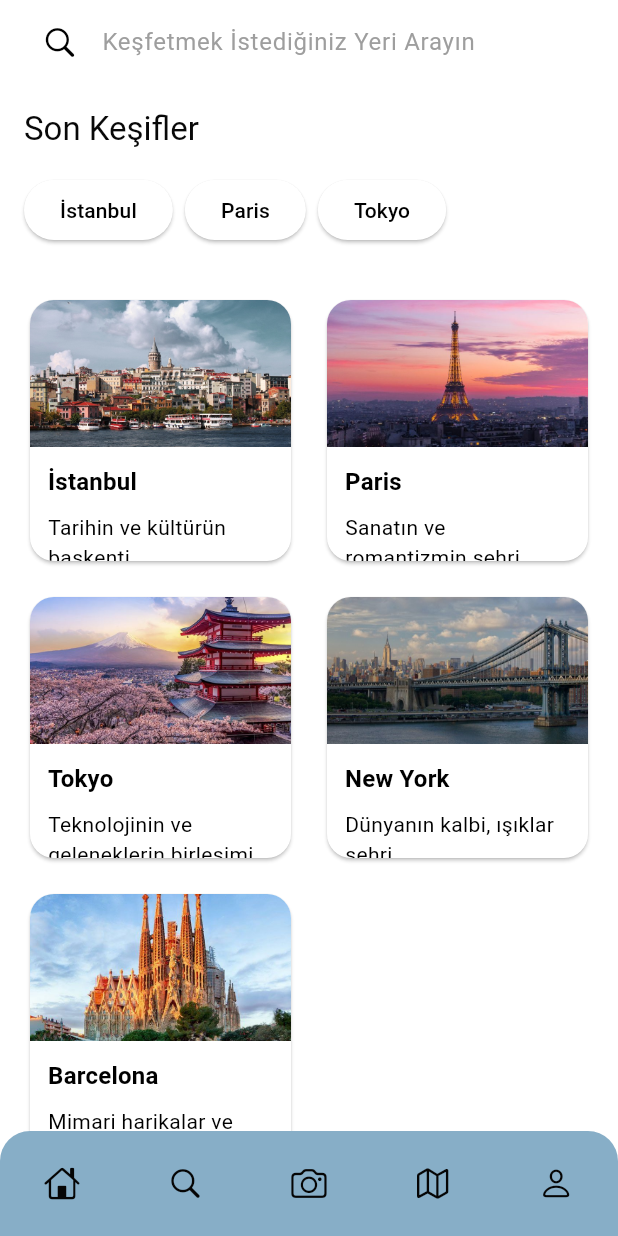
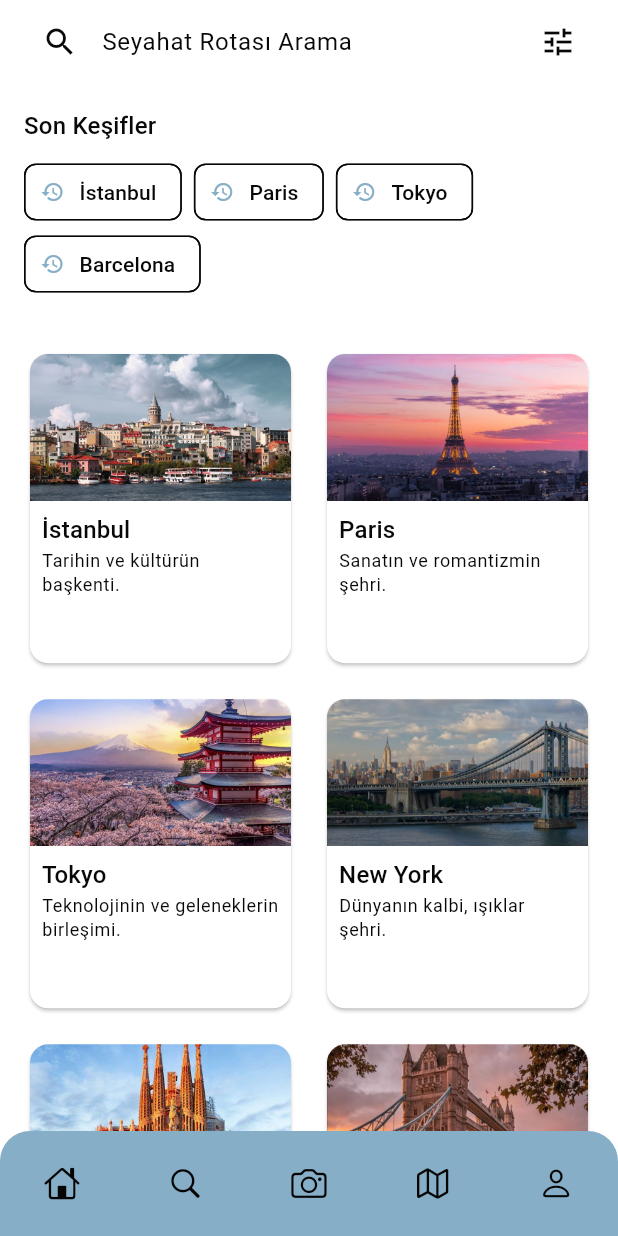
Before and after one commit to zeynepalptekin/WanderCompass, a Flutter app: the SearchScreen screen opened by its route, on a phone screen of 412 x 824 dp. Run offline on Flutter 3.47's test engine with Material 3 defaults, Android fonts, the phone set to English and light mode, and no system bars; our stand-ins replace go_router, google_fonts, lottie; missing offline and left inert: dotlottie_loader.

```diff
--- a/lib/core/routes.dart
+++ b/lib/core/routes.dart
@@ -66,7 +66,7 @@ final router = GoRouter(
         path: '/search',
         pageBuilder: (context, state) => NoTransitionPage<void>(
               key: state.pageKey,
-              child: const SearchScreen(),
+              child: SearchScreen(),
             )),
   ],
 );
--- a/lib/screens/search_screen.dart
+++ b/lib/screens/search_screen.dart
@@ -1,36 +1,70 @@
 import 'package:flutter/material.dart';
-import 'package:flutter/cupertino.dart'; // Cupertino ikonları için ekledik
-import 'package:go_router/go_router.dart'; // Sayfalar arası geçiş için GoRouter ekledik
-import '../widgets/bottom_menu.dart'; // Alt menü widget'ını import ettik
+
+import '../core/constants.dart';
+import '../core/themes.dart';
+import '../widgets/bottom_menu.dart';
 
 class SearchScreen extends StatelessWidget {
-  const SearchScreen({super.key});
+  SearchScreen({super.key});
+
+  final List<Map<String, String>> cards = [
+    {
+      'title': 'İstanbul',
+      'description': 'Tarihin ve kültürün başkenti.',
+      'imagePath': 'assets/images/istanbul.jpg', // Resim yolu
+    },
+    {
+      'title': 'Paris',
+      'description': 'Sanatın ve romantizmin şehri.',
+      'imagePath': 'assets/images/paris.jpg',
+    },
+    {
+      'title': 'Tokyo',
+      'description': 'Teknolojinin ve geleneklerin birleşimi.',
+      'imagePath': 'assets/images/tokyo.jpg',
+    },
+    {
+      'title': 'New York',
+      'description': 'Dünyanın kalbi, ışıklar şehri.',
+      'imagePath': 'assets/images/newyork.jpg',
+    },
+    {
+      'title': 'Barcelona',
+      'description': 'Mimari harikalar ve Akdeniz esintileri.',
+      'imagePath': 'assets/images/barcelona.jpg',
+    },
+    {
+      'title': 'Londra',
+      'description': 'Kraliyet tarihi ve modern kültürün birleşimi.',
+      'imagePath': 'assets/images/london.jpg',
+    },
+  ];
 
   @override
   Widget build(BuildContext context) {
     return Scaffold(
-      appBar: AppBar(
+      body: CustomScrollView(
+        slivers: [
+          SliverAppBar(
+            floating: true,
+            snap: true,
             title: TextField(
               decoration: InputDecoration(
-            hintText: "Keşfetmek İstediğiniz Yeri Arayın", // Arama metni
+                hintText: "Seyahat Rotası Arama",
                 filled: true,
-            fillColor: Theme.of(context).colorScheme.surfaceContainerHighest,
+                fillColor: Theme.of(context).colorScheme.surfaceVariant,
                 border: OutlineInputBorder(
                   borderRadius: BorderRadius.circular(50),
                   borderSide: BorderSide.none,
                 ),
-            prefixIcon: Icon(
-              CupertinoIcons.search, // Cupertino arama ikonu
-              color: Colors.black, // İkon rengi siyah
-            ),
-            hintStyle: TextStyle(color: Colors.grey), // Hint metni rengi gri
-          ),
-          style: TextStyle(color: Colors.black), // Yazılacak metin rengi siyah
+                prefixIcon: Icon(Icons.search),
+                suffixIcon: IconButton(
+                  icon: Icon(Icons.tune),
+                  onPressed: () {},
                 ),
               ),
-      body: CustomScrollView(
-        slivers: [
-          // Son Keşifler kısmı
+            ),
+          ),
           SliverToBoxAdapter(
             child: Padding(
               padding: EdgeInsets.all(16),
@@ -38,40 +72,32 @@ class SearchScreen extends StatelessWidget {
                 crossAxisAlignment: CrossAxisAlignment.start,
                 children: [
                   Text(
-                    "Son Keşifler", // Başlık
-                    style: Theme.of(context).textTheme.titleLarge?.copyWith(
-                        color: Theme.of(context).colorScheme.onSurface),
+                    "Son Keşifler",
+                    style: Theme.of(context).textTheme.titleMedium,
                   ),
-                  SizedBox(height: 16),
+                  SizedBox(height: 8),
                   Wrap(
                     spacing: 8,
                     children: [
-                      ElevatedButton(
-                        onPressed: () {
-                          // İstanbul seçimi
-                          context.go('/home'); // Home sayfasına yönlendir
-                        },
-                        child: Text("İstanbul",
-                            style: TextStyle(
-                                color: Colors.black)), // Yazıyı siyah yapıyoruz
+                      ActionChip(
+                        label: Text("İstanbul"),
+                        onPressed: () {},
+                        avatar: Icon(Icons.history, size: 16),
                       ),
-                      ElevatedButton(
-                        onPressed: () {
-                          // Paris seçimi
-                          context.go('/home'); // Home sayfasına yönlendir
-                        },
-                        child: Text("Paris",
-                            style: TextStyle(
-                                color: Colors.black)), // Yazıyı siyah yapıyoruz
+                      ActionChip(
+                        label: Text("Paris"),
+                        onPressed: () {},
+                        avatar: Icon(Icons.history, size: 16),
                       ),
-                      ElevatedButton(
-                        onPressed: () {
-                          // Tokyo seçimi
-                          context.go('/home'); // Home sayfasına yönlendir
-                        },
-                        child: Text("Tokyo",
-                            style: TextStyle(
-                                color: Colors.black)), // Yazıyı siyah yapıyoruz
+                      ActionChip(
+                        label: Text("Tokyo"),
+                        onPressed: () {},
+                        avatar: Icon(Icons.history, size: 16),
+                      ),
+                      ActionChip(
+                        label: Text("Barcelona"),
+                        onPressed: () {},
+                        avatar: Icon(Icons.history, size: 16),
                       ),
                     ],
                   ),
@@ -79,100 +105,44 @@ class SearchScreen extends StatelessWidget {
               ),
             ),
           ),
-
-          // Şehirler listesi
           SliverPadding(
             padding: EdgeInsets.all(16),
             sliver: SliverGrid(
               gridDelegate: SliverGridDelegateWithFixedCrossAxisCount(
-                crossAxisCount: 2, // İki sütun
+                crossAxisCount: 2,
                 mainAxisSpacing: 16,
                 crossAxisSpacing: 16,
-                childAspectRatio: 1.0, // Simetrik görünüm
+                childAspectRatio: 0.85,
               ),
-              delegate: SliverChildListDelegate(
-                [
-                  _buildCityCard(
-                    context,
-                    "İstanbul",
-                    "Tarihin ve kültürün başkenti.",
-                    "assets/images/istanbul.jpg", // Görselin yolu
-                  ),
-                  _buildCityCard(
-                    context,
-                    "Paris",
-                    "Sanatın ve romantizmin şehri.",
-                    "assets/images/paris.jpg", // Görselin yolu
-                  ),
-                  _buildCityCard(
-                    context,
-                    "Tokyo",
-                    "Teknolojinin ve geleneklerin birleşimi.",
-                    "assets/images/tokyo.jpg", // Görselin yolu
-                  ),
-                  _buildCityCard(
-                    context,
-                    "New York",
-                    "Dünyanın kalbi, ışıklar şehri.",
-                    "assets/images/newyork.jpg", // Görselin yolu
-                  ),
-                  _buildCityCard(
-                    context,
-                    "Barcelona",
-                    "Mimari harikalar ve Akdeniz esintileri.",
-                    "assets/images/barcelona.jpg", // Görselin yolu
-                  ),
-                ],
-              ),
-            ),
-          ),
-        ],
-      ),
-      bottomNavigationBar: const BottomMenu(), // Alt menüyü ekliyoruz
-    );
-  }
-
-  // Şehir kartını oluşturan fonksiyon
-  Widget _buildCityCard(
-    BuildContext context,
-    String title,
-    String description,
-    String imagePath,
-  ) {
+              delegate: SliverChildBuilderDelegate(
+                (context, index) {
+                  final card = cards[index]; // Veriyi alıyoruz
                   return Card(
                     clipBehavior: Clip.antiAlias,
-      shape: RoundedRectangleBorder(
-        borderRadius: BorderRadius.circular(16),
-      ),
                     child: Column(
+                      crossAxisAlignment: CrossAxisAlignment.start,
                       children: [
                         AspectRatio(
                           aspectRatio: 16 / 9,
                           child: Image.asset(
-              imagePath, // Görsel dosyasının yolu
+                            card['imagePath']!, // Resmi yüklemek için
                             fit: BoxFit.cover,
                           ),
                         ),
                         Padding(
-            padding: const EdgeInsets.all(12.0),
+                          padding: EdgeInsets.all(8),
                           child: Column(
                             crossAxisAlignment: CrossAxisAlignment.start,
                             children: [
                               Text(
-                  title,
-                  style: Theme.of(context).textTheme.titleMedium?.copyWith(
-                        color: Colors.black, // Yazı rengini siyah yapıyoruz
-                        fontWeight: FontWeight.bold,
-                      ),
+                                card['title']!, // Başlık
+                                style: Theme.of(context).textTheme.titleMedium,
                                 maxLines: 1,
                                 overflow: TextOverflow.ellipsis,
                               ),
-                SizedBox(height: 8),
                               Text(
-                  description,
-                  style: Theme.of(context).textTheme.bodyMedium?.copyWith(
-                        color: Colors.black, // Yazı rengini siyah yapıyoruz
-                      ),
+                                card['description']!, // Alt başlık
+                                style: Theme.of(context).textTheme.bodySmall,
                                 maxLines: 2,
                                 overflow: TextOverflow.ellipsis,
                               ),
@@ -182,5 +152,14 @@ class SearchScreen extends StatelessWidget {
                       ],
                     ),
                   );
+                },
+                childCount: cards.length,
+              ),
+            ),
+          ),
+        ],
+      ),
+      bottomNavigationBar: BottomMenu(),
+    );
   }
 }
```
Also changed, not shown: lib/screens/camera_screen.dart (+140 -37 lines), assets/icons/apple_icon.png (added), assets/icons/google_icon.png (added), assets/images/london.jpg (added). Lines whose indentation alone changed are shown as unchanged.
